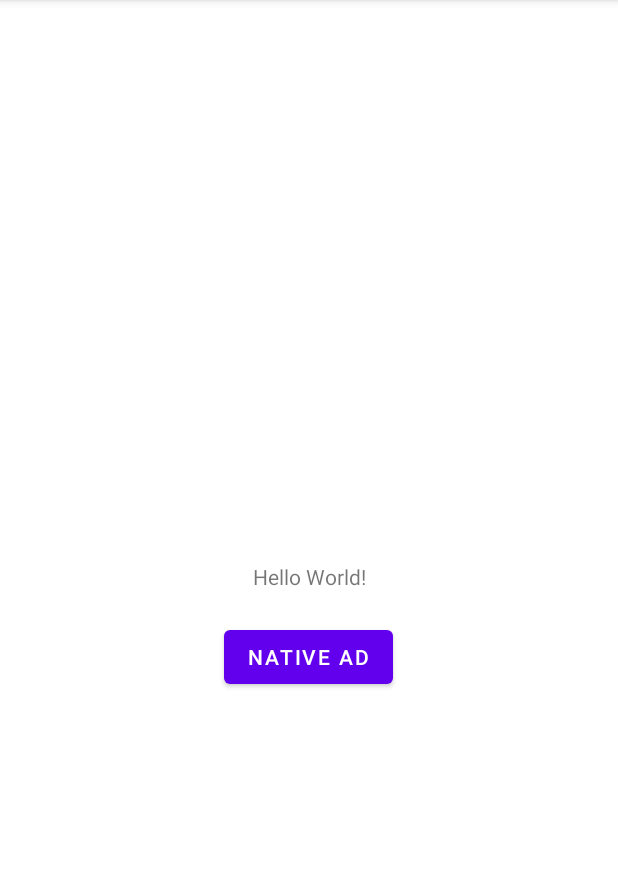
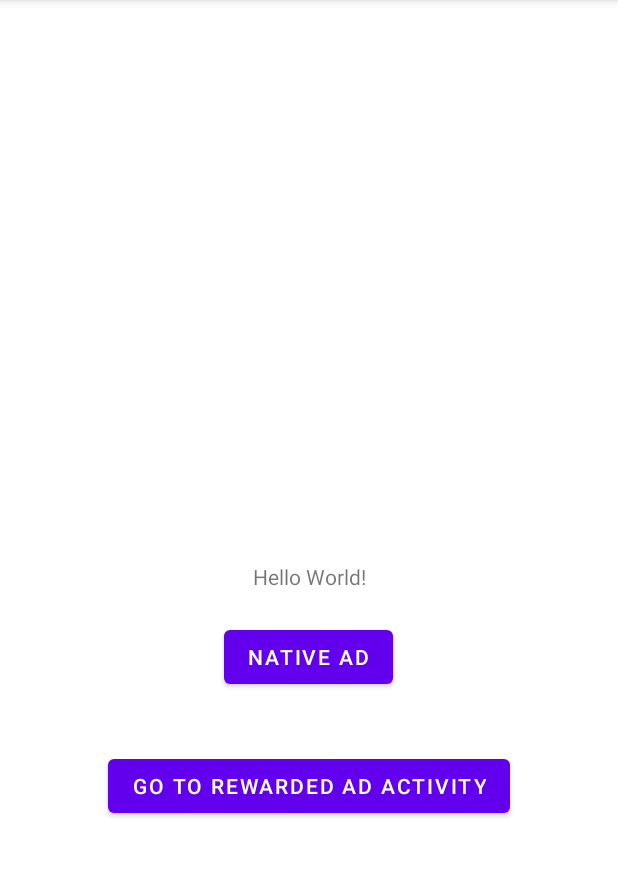
Before and after one commit to vijaysoren/Sample-Ads-implements, an Android app: the screen it shows after launch (MainActivity), on a phone screen of 412 x 824 dp, the part 84-961 px from its top. Run offline under Robolectric (Android 15) with nearby library versions, the phone set to English and light mode, and no system bars; our stand-ins replace AdMob; 1 statement that could not run was skipped.

Commit message:
Add files via upload

```diff
--- a/Android/AdMob/SampleAds/app/src/main/res/layout/activity_main.xml
+++ b/Android/AdMob/SampleAds/app/src/main/res/layout/activity_main.xml
@@ -41,4 +41,16 @@
         app:layout_constraintStart_toStartOf="parent"
         app:layout_constraintTop_toBottomOf="@+id/textView" />
 
+    <Button
+        android:id="@+id/button2"
+        android:layout_width="wrap_content"
+        android:layout_height="wrap_content"
+        android:text="Go to Rewarded Ad activity"
+        app:layout_constraintBottom_toBottomOf="parent"
+        app:layout_constraintEnd_toEndOf="parent"
+        app:layout_constraintHorizontal_bias="0.498"
+        app:layout_constraintStart_toStartOf="parent"
+        app:layout_constraintTop_toBottomOf="@+id/button"
+        app:layout_constraintVertical_bias="0.146" />
+
 </androidx.constraintlayout.widget.ConstraintLayout>
```
Also changed, not shown: Android/AdMob/SampleAds/app/src/main/res/layout/activity_rewarded_ad.xml (added, +20 -0 lines).
